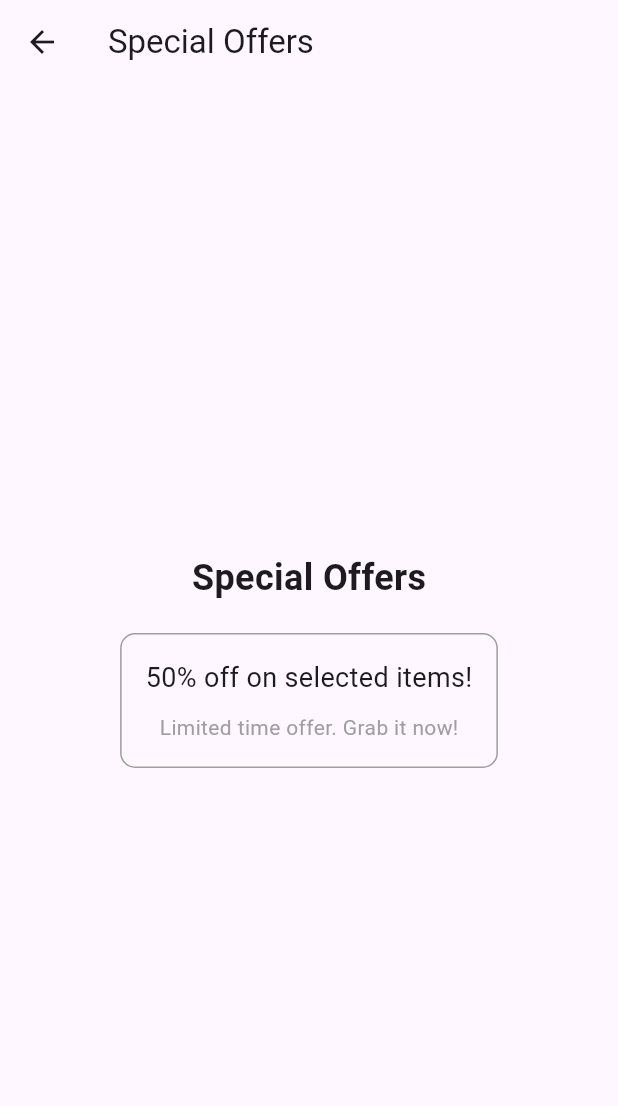
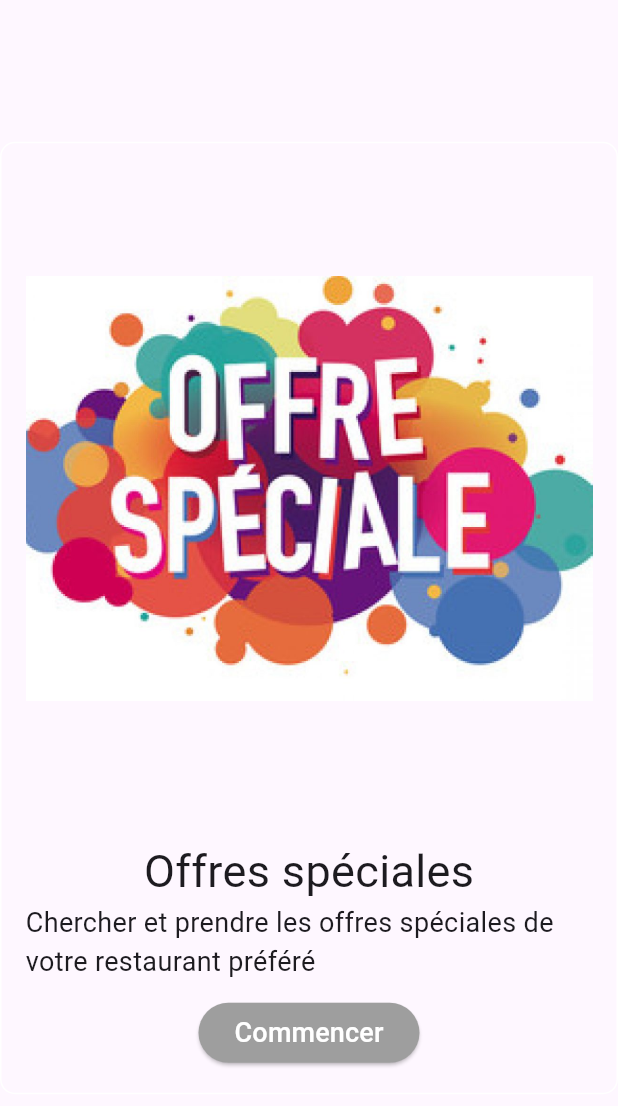
Before and after one commit to Dalel1akremi/flutterProject, a Flutter app: the OffersScreen screen opened directly, on a phone screen of 412 x 824 dp. Shown: the top 1106 px of the screen. Run offline on Flutter 3.47's test engine with Material 3 defaults, Android fonts, the phone set to English and light mode, and no system bars; our stand-ins replace shared_preferences; accounts and stored records are empty.

Commit message:
feat: fix `problems`

```diff
--- a/FLUTTER/lib/main.dart
+++ b/FLUTTER/lib/main.dart
@@ -39,6 +39,7 @@ class HomeScreen extends StatefulWidget {
   const HomeScreen({Key? key}) : super(key: key);
 
   @override
+  // ignore: library_private_types_in_public_api
   _HomeScreenState createState() => _HomeScreenState();
 }
 
--- a/FLUTTER/lib/pages/aboutPaiement/panier.dart
+++ b/FLUTTER/lib/pages/aboutPaiement/panier.dart
@@ -21,6 +21,7 @@ class PanierPage extends StatefulWidget {
 
 
   @override
+  // ignore: library_private_types_in_public_api
   _PanierPageState createState() => _PanierPageState();
 }
 
--- a/FLUTTER/lib/pages/aboutRestaurant/RestaurantDetail.dart
+++ b/FLUTTER/lib/pages/aboutRestaurant/RestaurantDetail.dart
@@ -282,7 +282,7 @@ class _TimePickerWidgetState extends State<TimePickerWidget> {
         pickedTime.minute,
       );
 
-      if (selectedDateTime.isAfter(currentTime.add(Duration(minutes: 15)))) {
+      if (selectedDateTime.isAfter(currentTime.add(const Duration(minutes: 15)))) {
         setState(() {
           selectedTime = pickedTime;
         });
--- a/FLUTTER/lib/pages/aboutRestaurant/acceuil.dart
+++ b/FLUTTER/lib/pages/aboutRestaurant/acceuil.dart
@@ -165,7 +165,7 @@ class RestaurantList extends StatelessWidget {
                 Navigator.push(
                   context,
                   MaterialPageRoute(
-                    builder: (context) => RestaurantDetail(),
+                    builder: (context) => const RestaurantDetail(),
                   ),
                 );
               },
--- a/FLUTTER/lib/pages/aboutRestaurant/offers copy.dart
+++ /dev/null
@@ -1,48 +0,0 @@
-import 'package:flutter/material.dart';
-
-class OffersScreen extends StatelessWidget {
-  const OffersScreen({Key? key}) : super(key: key);
-
-  @override
-  Widget build(BuildContext context) {
-    return Scaffold(
-      appBar: AppBar(
-        title: const Text('Special Offers'),
-      ),
-      body: Center(
-        child: Column(
-          mainAxisAlignment: MainAxisAlignment.center,
-          children: [
-            const Text(
-              'Special Offers',
-              style: TextStyle(fontSize: 24, fontWeight: FontWeight.bold),
-            ),
-            const SizedBox(height: 20),
-            // Add your special offers-related widgets or content here
-            // For example:
-            Container(
-              padding: const EdgeInsets.all(16),
-              decoration: BoxDecoration(
-                border: Border.all(color: Colors.grey),
-                borderRadius: BorderRadius.circular(10),
-              ),
-              child: const Column(
-                children: [
-                  Text(
-                    '50% off on selected items!',
-                    style: TextStyle(fontSize: 18),
-                  ),
-                  SizedBox(height: 10),
-                  Text(
-                    'Limited time offer. Grab it now!',
-                    style: TextStyle(fontSize: 14, color: Colors.grey),
-                  ),
-                ],
-              ),
-            ),
-          ],
-        ),
-      ),
-    );
-  }
-}
--- a/FLUTTER/lib/pages/aboutRestaurant/offers.dart
+++ b/FLUTTER/lib/pages/aboutRestaurant/offers.dart
@@ -20,9 +20,9 @@ class OffersScreen extends StatelessWidget {
               child: Column(
                 children: [
                   Image.asset(
-                    'images/Third.jpg', // Replace with the actual image path
-                    width: 500, // Adjust the width as needed
-                    height: 428, // Adjust the height as needed
+                    'images/Third.jpg',
+                    width: 500,
+                    height: 428,
                   ),
                   const SizedBox(height: 20),
                   const Text(
@@ -36,7 +36,7 @@ class OffersScreen extends StatelessWidget {
                   const SizedBox(height: 10),
                   ElevatedButton(
                     onPressed: () {
-                      // Add your button click logic here
+
                     },
                     style: ElevatedButton.styleFrom(
                           backgroundColor: Colors.grey,
```
Also changed, not shown: FLUTTER/lib/pages/aboutRestaurant/CategoryPage.dart (+6 -1 lines), FLUTTER/lib/pages/aboutRestaurant/commande.dart (+19 -10 lines), FLUTTER/lib/pages/aboutRestaurant/stepDetailsPage.dart (+7 -1 lines), FLUTTER/lib/pages/aboutRestaurant/stepMenuPage.dart (+11 -1 lines), FLUTTER/lib/pages/aboutUser/NouveauPasswordPage.dart (+19 -6 lines), FLUTTER/lib/pages/aboutUser/UserManager.dart (+6 -4 lines), FLUTTER/lib/pages/aboutUser/profile.dart (+6 -1 lines), FLUTTER/lib/pages/global.dart (+9 -2 lines).
